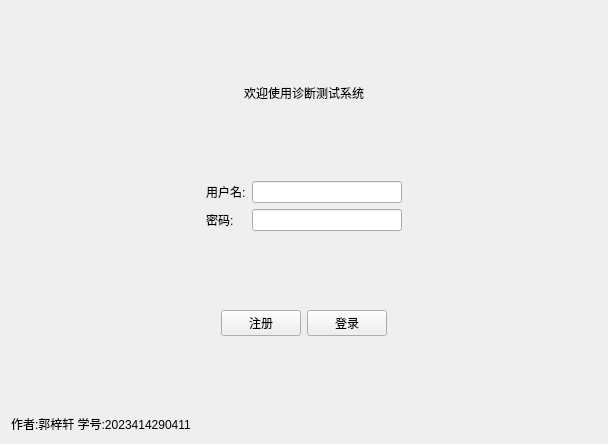
The window that Client/loginview.ui (NormalMaNong/QtDesign) describes before a commit, drawn with Qt 5.
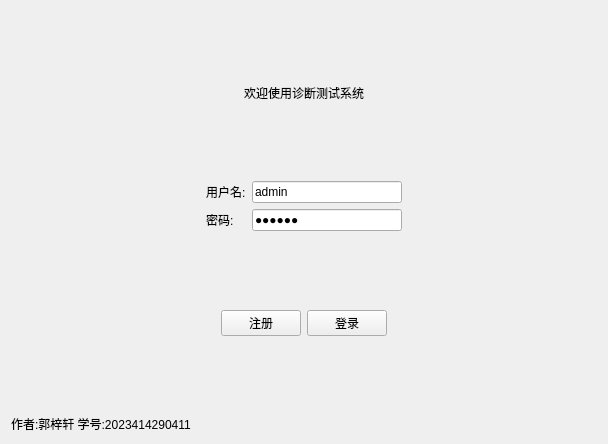
The same window after the commit.

```diff
--- a/Client/loginview.ui
+++ b/Client/loginview.ui
@@ -77,7 +77,11 @@
           </widget>
          </item>
          <item row="0" column="1">
-          <widget class="QLineEdit" name="inputUserName"/>
+          <widget class="QLineEdit" name="inputUserName">
+           <property name="text">
+            <string>admin</string>
+           </property>
+          </widget>
          </item>
          <item row="1" column="0">
           <widget class="QLabel" name="label_5">
@@ -88,6 +92,9 @@
          </item>
          <item row="1" column="1">
           <widget class="QLineEdit" name="inputUserPassword">
+           <property name="text">
+            <string>123456</string>
+           </property>
            <property name="echoMode">
             <enum>QLineEdit::EchoMode::Password</enum>
            </property>
```
